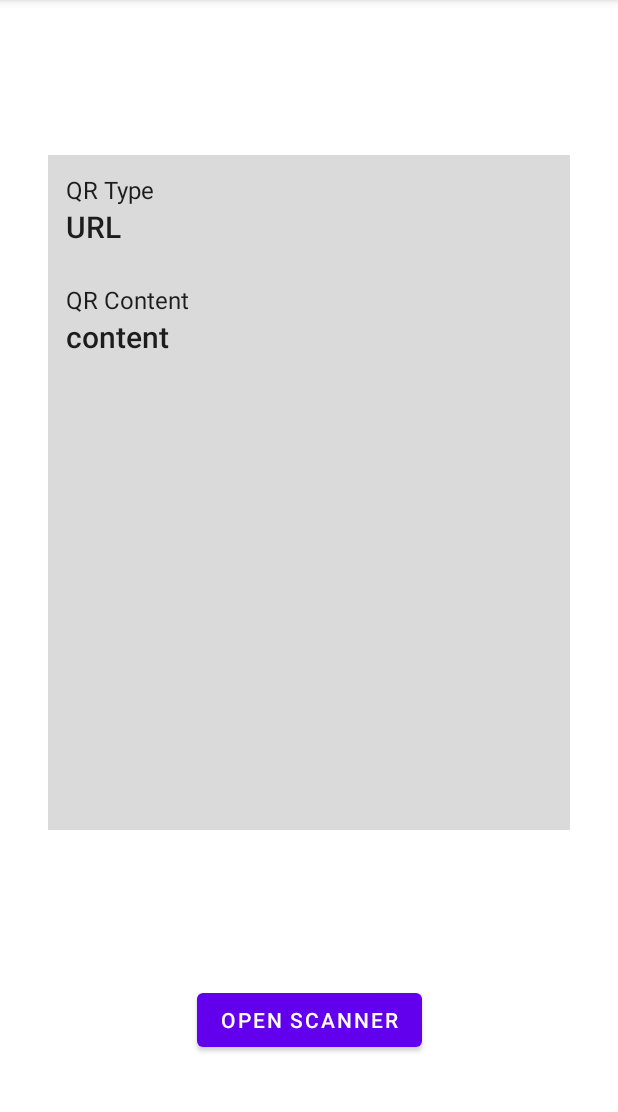
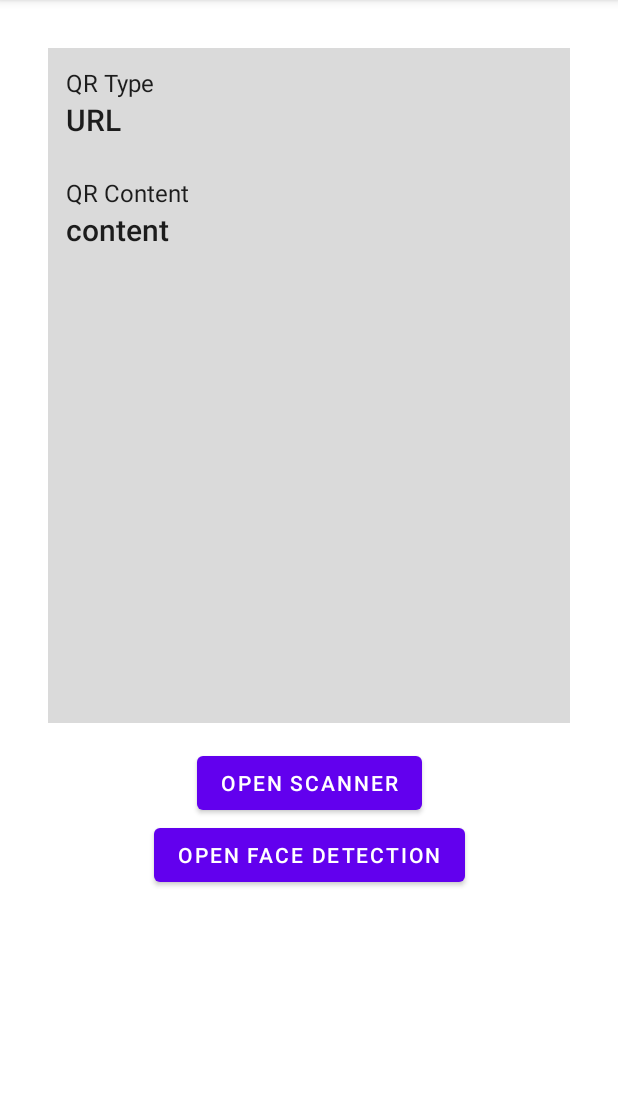
Before and after one commit to probelalkhan/android-ml-kit-vision, an Android app: the screen it shows after launch (MainActivity), after a tap on "OPEN SCANNER", on a phone screen of 412 x 824 dp, the part 84-1196 px from its top. Run offline under Robolectric (Android 15) with nearby library versions, the phone set to English and light mode, and no system bars; libraries missing offline, so code that uses them is left out: com.google.mlkit.vision; 1 statement that could not run was skipped.

Commit message:
face detection code

```diff
--- a/app/build.gradle
+++ b/app/build.gradle
@@ -47,7 +47,8 @@ dependencies {
     androidTestImplementation 'androidx.test.espresso:espresso-core:3.5.1'
 
 
-    implementation "com.google.mlkit:barcode-scanning:17.0.3"
+    implementation 'com.google.android.gms:play-services-mlkit-face-detection:17.1.0'
+    implementation "com.google.mlkit:barcode-scanning:17.1.0"
     implementation "androidx.camera:camera-camera2:1.2.1"
     implementation "androidx.camera:camera-lifecycle:1.2.1"
     implementation "androidx.camera:camera-view:1.2.1"
--- a/app/src/main/AndroidManifest.xml
+++ b/app/src/main/AndroidManifest.xml
@@ -21,6 +21,11 @@
                 android:name="android.app.lib_name"
                 android:value="" />
         </activity>
+
+        <activity
+            android:name=".FaceDetectionActivity"
+            android:exported="false" />
+
         <activity
             android:name=".MainActivity"
             android:exported="true">
--- /dev/null
+++ b/app/src/main/java/net/simplifiedcoding/Action.kt
@@ -0,0 +1,5 @@
+package net.simplifiedcoding
+
+enum class Action {
+    QR_SCANNER, FACE_DETECTION
+}
--- a/app/src/main/java/net/simplifiedcoding/MainActivity.kt
+++ b/app/src/main/java/net/simplifiedcoding/MainActivity.kt
@@ -3,6 +3,7 @@ package net.simplifiedcoding
 import androidx.appcompat.app.AppCompatActivity
 import android.os.Bundle
 import androidx.activity.result.contract.ActivityResultContracts.*
+import androidx.annotation.IdRes
 import com.google.mlkit.vision.barcode.common.Barcode
 import net.simplifiedcoding.databinding.ActivityMainBinding
 
@@ -10,10 +11,11 @@ class MainActivity : AppCompatActivity() {
 
     private val cameraPermission = android.Manifest.permission.CAMERA
     private lateinit var binding: ActivityMainBinding
+    private var action = Action.QR_SCANNER
 
     private val requestPermissionLauncher = registerForActivityResult(RequestPermission()) { isGranted ->
         if (isGranted) {
-            startScanner()
+            startCamera()
         }
     }
 
@@ -23,15 +25,28 @@ class MainActivity : AppCompatActivity() {
         setContentView(binding.root)
 
         binding.buttonOpenScanner.setOnClickListener {
-            requestCameraAndStartScanner()
+            this.action = Action.QR_SCANNER
+            requestCameraAndStart()
+        }
+
+        binding.buttonFaceDetect.setOnClickListener {
+            this.action = Action.FACE_DETECTION
+            requestCameraAndStart()
         }
     }
 
-    private fun requestCameraAndStartScanner() {
+    private fun requestCameraAndStart() {
         if (isPermissionGranted(cameraPermission)) {
-            startScanner()
+            startCamera()
         } else {
             requestCameraPermission()
+        }
+    }
+
+    private fun startCamera() {
+        when (action) {
+            Action.QR_SCANNER -> startScanner()
+            Action.FACE_DETECTION -> FaceDetectionActivity.startActivity(this)
         }
     }
 
--- a/app/src/main/res/layout/activity_main.xml
+++ b/app/src/main/res/layout/activity_main.xml
@@ -7,6 +7,7 @@
     tools:context=".MainActivity">
 
     <LinearLayout
+        android:id="@+id/linearLayout"
         android:layout_width="match_parent"
         android:layout_height="450dp"
         android:layout_marginStart="32dp"
@@ -54,11 +55,20 @@
         android:id="@+id/button_open_scanner"
         android:layout_width="wrap_content"
         android:layout_height="wrap_content"
-        android:layout_marginBottom="64dp"
+        android:layout_marginTop="16dp"
         android:text="Open Scanner"
-        app:layout_constraintBottom_toBottomOf="parent"
         app:layout_constraintEnd_toEndOf="parent"
-        app:layout_constraintStart_toStartOf="parent" />
+        app:layout_constraintStart_toStartOf="parent"
+        app:layout_constraintTop_toBottomOf="@+id/linearLayout" />
+
+    <Button
+        android:id="@+id/button_face_detect"
+        android:layout_width="wrap_content"
+        android:layout_height="wrap_content"
+        android:text="Open Face Detection"
+        app:layout_constraintEnd_toEndOf="parent"
+        app:layout_constraintStart_toStartOf="parent"
+        app:layout_constraintTop_toBottomOf="@+id/button_open_scanner" />
 
 
 </androidx.constraintlayout.widget.ConstraintLayout>
```
Also changed, not shown: app/src/main/java/net/simplifiedcoding/FaceDetectionActivity.kt (added, +110 -0 lines), app/src/main/res/layout/activity_face_detection.xml (added, +18 -0 lines).
